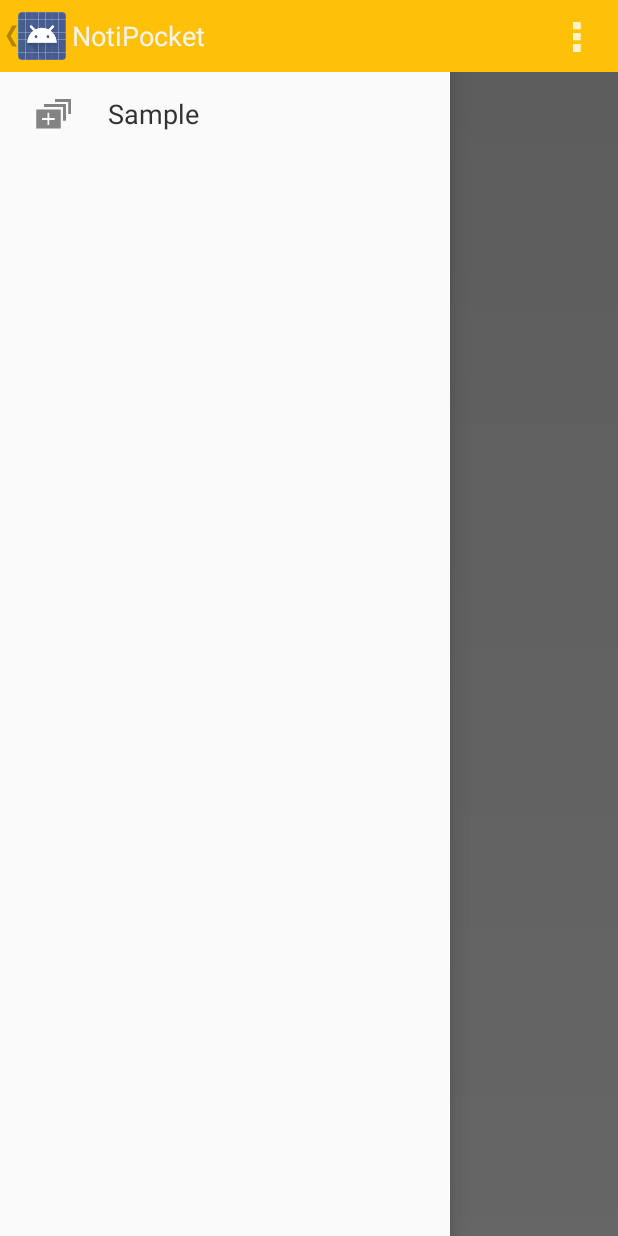
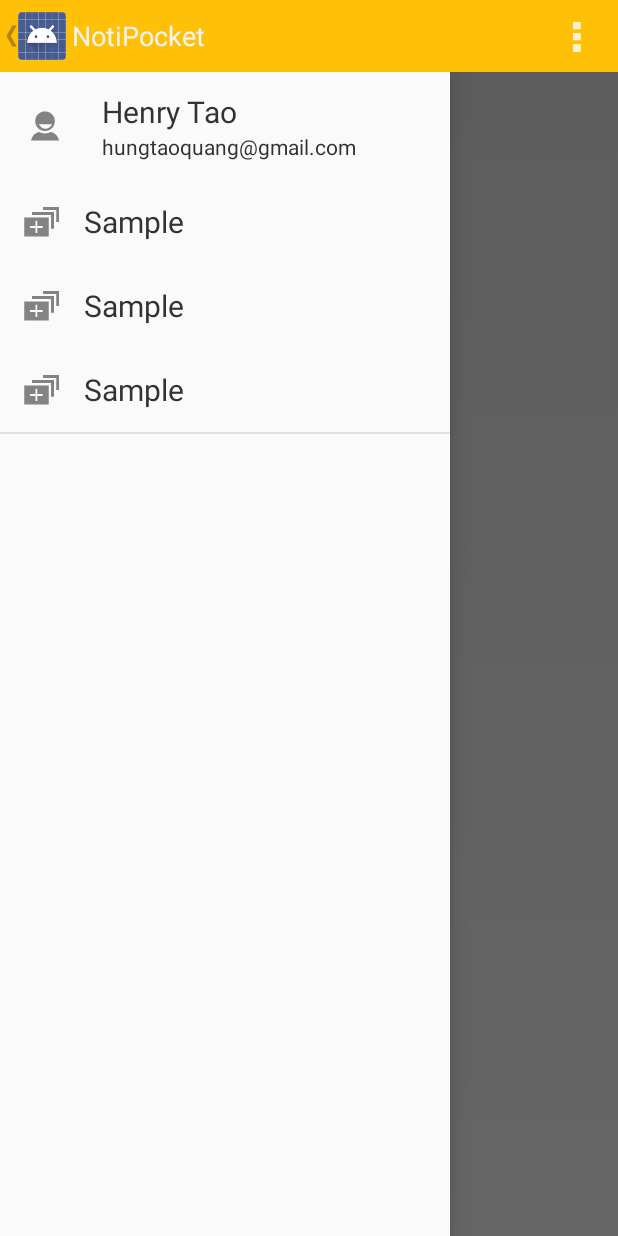
Before and after one commit to henrytao-me/notipocket-android, an Android app: the screen it shows after launch (MainActivity), with the side drawer open, on a phone screen of 412 x 824 dp. Run offline under Robolectric (Android 15) with nearby library versions, the phone set to English and light mode, and no system bars; 2 statements that could not run were skipped.

Commit message:
added divider, profile item and list view navigation drawer

```diff
--- /dev/null
+++ b/app/src/main/res/drawable/shape_separator.xml
@@ -0,0 +1,11 @@
+<?xml version="1.0" encoding="utf-8"?>
+
+<shape xmlns:android="http://schemas.android.com/apk/res/android"
+  android:shape="line">
+
+  <stroke
+    android:width="1dp"
+    android:color="#e0e0e0"></stroke>
+
+  <size android:height="1dp" />
+</shape>
--- /dev/null
+++ b/app/src/main/res/layout/navigation_drawer_item.xml
@@ -0,0 +1,28 @@
+<?xml version="1.0" encoding="utf-8"?>
+
+<LinearLayout xmlns:android="http://schemas.android.com/apk/res/android"
+  android:layout_width="match_parent"
+  android:layout_height="56dp"
+  android:orientation="horizontal"
+  android:paddingLeft="8dp"
+  android:paddingRight="8dp"
+  android:background="?android:attr/selectableItemBackground"
+  android:clickable="true">
+
+  <ImageView
+    android:layout_width="40dp"
+    android:layout_height="40dp"
+    android:layout_gravity="center_vertical"
+    android:src="@drawable/ic_action_add_to_queue"
+    android:scaleType="center" />
+
+  <TextView
+    android:layout_width="fill_parent"
+    android:layout_height="match_parent"
+    android:textSize="20dp"
+    android:paddingLeft="8dp"
+    android:paddingRight="0dp"
+    android:text="Sample"
+    android:gravity="center_vertical" />
+
+</LinearLayout>
--- a/app/src/main/res/layout/navigation_drawer_main.xml
+++ b/app/src/main/res/layout/navigation_drawer_main.xml
@@ -6,33 +6,54 @@
   android:layout_height="match_parent"
   android:background="#fafafa">
 
-  <LinearLayout
+
+  <LinearLayout xmlns:android="http://schemas.android.com/apk/res/android"
     android:layout_width="match_parent"
-    android:layout_height="wrap_content"
+    android:layout_height="72dp"
     android:orientation="horizontal"
-    android:paddingLeft="16dp"
-    android:paddingRight="16dp"
-    android:paddingTop="8dp"
-    android:paddingBottom="8dp"
+    android:paddingLeft="8dp"
+    android:paddingRight="8dp"
     android:background="?android:attr/selectableItemBackground"
     android:clickable="true">
 
     <ImageView
-      android:layout_width="40dp"
-      android:layout_height="40dp"
-      android:src="@drawable/ic_action_add_to_queue"
+      android:layout_width="44dp"
+      android:layout_height="44dp"
+      android:src="@drawable/ic_action_person"
+      android:layout_gravity="center_vertical"
       android:scaleType="center" />
 
-    <TextView
+    <LinearLayout
+      android:orientation="vertical"
       android:layout_width="fill_parent"
       android:layout_height="wrap_content"
-      android:textSize="18dp"
+      android:layout_gravity="center_vertical"
       android:paddingLeft="16dp"
-      android:paddingRight="0dp"
-      android:text="Sample"
-      android:height="40dp"
-      android:gravity="center_vertical" />
+      android:paddingRight="0dp">
+
+      <TextView
+        android:layout_width="match_parent"
+        android:layout_height="wrap_content"
+        android:textSize="20dp"
+        android:text="Henry Tao" />
+
+      <TextView
+        android:layout_width="match_parent"
+        android:layout_height="wrap_content"
+        android:textSize="14dp"
+        android:text="hungtaoquang@gmail.com" />
+    </LinearLayout>
 
   </LinearLayout>
 
+  <include layout="@layout/navigation_drawer_item" ></include>
+  <include layout="@layout/navigation_drawer_item" ></include>
+  <include layout="@layout/navigation_drawer_item" ></include>
+
+  <ListView
+    android:layout_width="match_parent"
+    android:layout_height="wrap_content" />
+
+  <View style="@style/Divider"/>
+
 </LinearLayout>
--- a/app/src/main/res/values/styles.xml
+++ b/app/src/main/res/values/styles.xml
@@ -14,4 +14,10 @@
     <item name="android:src">@drawable/ic_action_overflow</item>
   </style>
 
+  <style name="Divider">
+    <item name="android:layout_width">match_parent</item>
+    <item name="android:layout_height">1dp</item>
+    <item name="android:background">?android:attr/listDivider</item>
+  </style>
+
 </resources>
```
Also changed, not shown: app/src/main/res/drawable-hdpi/ic_action_person.png (added), app/src/main/res/drawable-mdpi/ic_action_person.png (added), app/src/main/res/drawable-xhdpi/ic_action_person.png (added), app/src/main/res/drawable-xxhdpi/ic_action_person.png (added).
